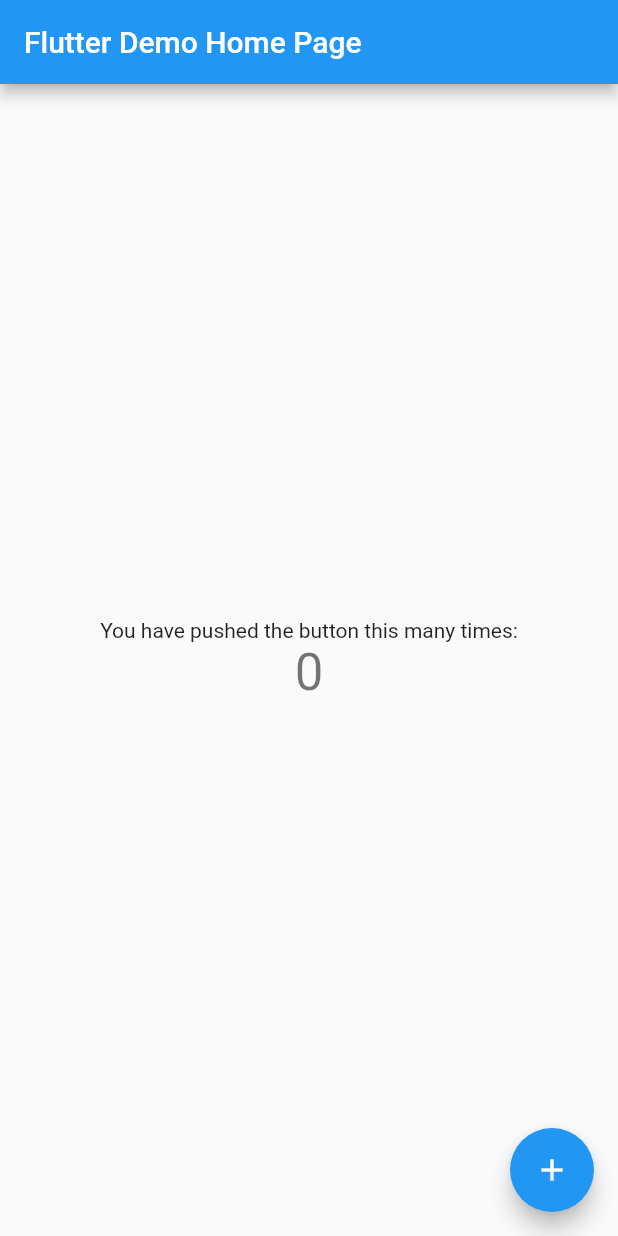
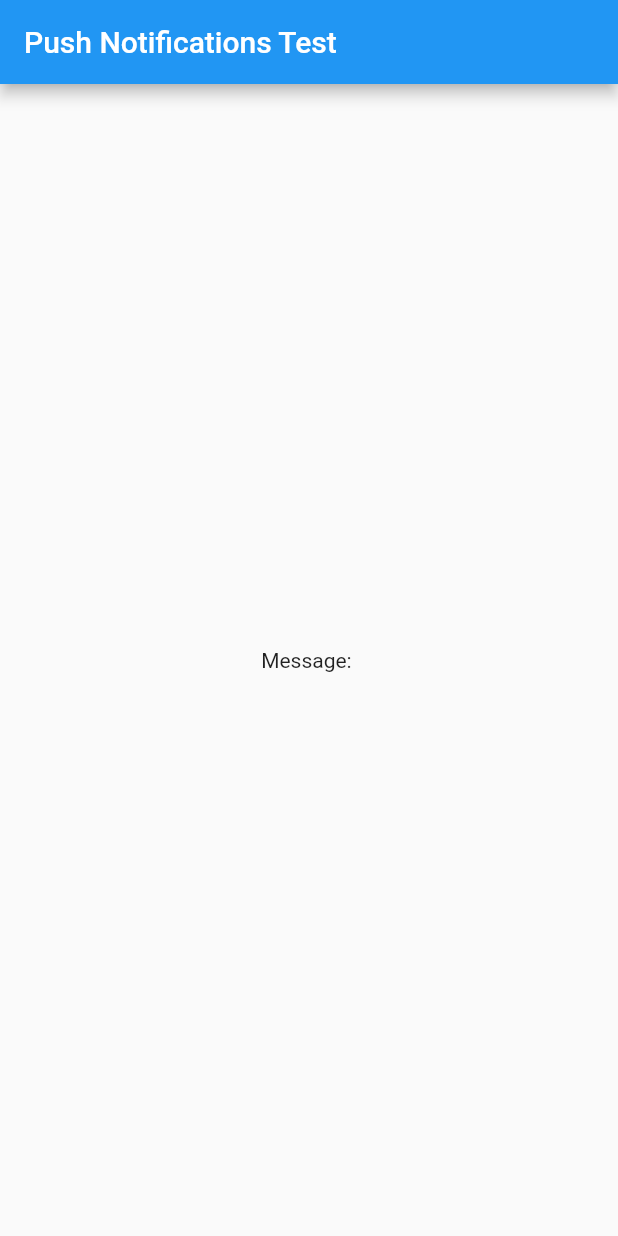
Before and after one commit to DayaneCordeiro/Trabalho_Final_LDDM, a Flutter app: the screen it shows after launch, on a phone screen of 412 x 824 dp. Run offline on Flutter 3.47's test engine with Material 2 defaults, Android fonts, the phone set to English and light mode, and no system bars; our stand-ins replace firebase_messaging; accounts and stored records are empty.

Commit message:
[Lib] Enhancement: Project Structure

```diff
--- a/rest_manager/lib/main.dart
+++ b/rest_manager/lib/main.dart
@@ -1,117 +1,40 @@
+/*
+MIT License
+
+Copyright (c) 2020 Dayane Cordeiro
+
+Permission is hereby granted, free of charge, to any person obtaining a copy
+of this software and associated documentation files (the "Software"), to deal
+in the Software without restriction, including without limitation the rights
+to use, copy, modify, merge, publish, distribute, sublicense, and/or sell
+copies of the Software, and to permit persons to whom the Software is
+furnished to do so, subject to the following conditions:
+
+The above copyright notice and this permission notice shall be included in all
+copies or substantial portions of the Software.
+
+THE SOFTWARE IS PROVIDED "AS IS", WITHOUT WARRANTY OF ANY KIND, EXPRESS OR
+IMPLIED, INCLUDING BUT NOT LIMITED TO THE WARRANTIES OF MERCHANTABILITY,
+FITNESS FOR A PARTICULAR PURPOSE AND NONINFRINGEMENT. IN NO EVENT SHALL THE
+AUTHORS OR COPYRIGHT HOLDERS BE LIABLE FOR ANY CLAIM, DAMAGES OR OTHER
+LIABILITY, WHETHER IN AN ACTION OF CONTRACT, TORT OR OTHERWISE, ARISING FROM,
+OUT OF OR IN CONNECTION WITH THE SOFTWARE OR THE USE OR OTHER DEALINGS IN THE
+SOFTWARE.
+*/
+
 import 'package:flutter/material.dart';
+import 'package:rest_manager/views/home_page.view.dart';
 
 void main() {
   runApp(MyApp());
 }
 
 class MyApp extends StatelessWidget {
-  // This widget is the root of your application.
   @override
   Widget build(BuildContext context) {
     return MaterialApp(
-      title: 'Flutter Demo',
-      theme: ThemeData(
-        // This is the theme of your application.
-        //
-        // Try running your application with "flutter run". You'll see the
-        // application has a blue toolbar. Then, without quitting the app, try
-        // changing the primarySwatch below to Colors.green and then invoke
-        // "hot reload" (press "r" in the console where you ran "flutter run",
-        // or simply save your changes to "hot reload" in a Flutter IDE).
-        // Notice that the counter didn't reset back to zero; the application
-        // is not restarted.
-        primarySwatch: Colors.blue,
-        // This makes the visual density adapt to the platform that you run
-        // the app on. For desktop platforms, the controls will be smaller and
-        // closer together (more dense) than on mobile platforms.
-        visualDensity: VisualDensity.adaptivePlatformDensity,
-      ),
-      home: MyHomePage(title: 'Flutter Demo Home Page'),
+      title: 'Material App',
+      home: HomePage(),
     );
   }
 }
-
-class MyHomePage extends StatefulWidget {
-  MyHomePage({Key key, this.title}) : super(key: key);
-
-  // This widget is the home page of your application. It is stateful, meaning
-  // that it has a State object (defined below) that contains fields that affect
-  // how it looks.
-
-  // This class is the configuration for the state. It holds the values (in this
-  // case the title) provided by the parent (in this case the App widget) and
-  // used by the build method of the State. Fields in a Widget subclass are
-  // always marked "final".
-
-  final String title;
-
-  @override
-  _MyHomePageState createState() => _MyHomePageState();
-}
-
-class _MyHomePageState extends State<MyHomePage> {
-  int _counter = 0;
-
-  void _incrementCounter() {
-    setState(() {
-      // This call to setState tells the Flutter framework that something has
-      // changed in this State, which causes it to rerun the build method below
-      // so that the display can reflect the updated values. If we changed
-      // _counter without calling setState(), then the build method would not be
-      // called again, and so nothing would appear to happen.
-      _counter++;
-    });
-  }
-
-  @override
-  Widget build(BuildContext context) {
-    // This method is rerun every time setState is called, for instance as done
-    // by the _incrementCounter method above.
-    //
-    // The Flutter framework has been optimized to make rerunning build methods
-    // fast, so that you can just rebuild anything that needs updating rather
-    // than having to individually change instances of widgets.
-    return Scaffold(
-      appBar: AppBar(
-        // Here we take the value from the MyHomePage object that was created by
-        // the App.build method, and use it to set our appbar title.
-        title: Text(widget.title),
-      ),
-      body: Center(
-        // Center is a layout widget. It takes a single child and positions it
-        // in the middle of the parent.
-        child: Column(
-          // Column is also a layout widget. It takes a list of children and
-          // arranges them vertically. By default, it sizes itself to fit its
-          // children horizontally, and tries to be as tall as its parent.
-          //
-          // Invoke "debug painting" (press "p" in the console, choose the
-          // "Toggle Debug Paint" action from the Flutter Inspector in Android
-          // Studio, or the "Toggle Debug Paint" command in Visual Studio Code)
-          // to see the wireframe for each widget.
-          //
-          // Column has various properties to control how it sizes itself and
-          // how it positions its children. Here we use mainAxisAlignment to
-          // center the children vertically; the main axis here is the vertical
-          // axis because Columns are vertical (the cross axis would be
-          // horizontal).
-          mainAxisAlignment: MainAxisAlignment.center,
-          children: <Widget>[
-            Text(
-              'You have pushed the button this many times:',
-            ),
-            Text(
-              '$_counter',
-              style: Theme.of(context).textTheme.headline4,
-            ),
-          ],
-        ),
-      ),
-      floatingActionButton: FloatingActionButton(
-        onPressed: _incrementCounter,
-        tooltip: 'Increment',
-        child: Icon(Icons.add),
-      ), // This trailing comma makes auto-formatting nicer for build methods.
-    );
-  }
-}
--- /dev/null
+++ b/rest_manager/lib/views/home_page.view.dart
@@ -0,0 +1,53 @@
+import 'package:firebase_messaging/firebase_messaging.dart';
+import 'package:flutter/material.dart';
+
+class HomePage extends StatefulWidget {
+  HomePage({Key key}) : super(key: key);
+
+  @override
+  _HomePageState createState() => _HomePageState();
+}
+
+class _HomePageState extends State<HomePage> {
+  final FirebaseMessaging _firebaseMessaging = FirebaseMessaging();
+  String _message = '';
+
+  _registerOnFirebase() {
+    _firebaseMessaging.subscribeToTopic('all');
+    _firebaseMessaging.getToken().then((token) => print(token));
+  }
+
+  @override
+  void initState() {
+    _registerOnFirebase();
+    getMessage();
+    super.initState();
+  }
+
+  void getMessage() {
+    _firebaseMessaging.configure(
+        onMessage: (Map<String, dynamic> message) async {
+      print('received message');
+      setState(() => _message = message["notification"]["body"]);
+    }, onResume: (Map<String, dynamic> message) async {
+      print('on resume $message');
+      setState(() => _message = message["notification"]["body"]);
+    }, onLaunch: (Map<String, dynamic> message) async {
+      print('on launch $message');
+      setState(() => _message = message["notification"]["body"]);
+    });
+  }
+
+  @override
+  Widget build(BuildContext context) {
+    return Scaffold(
+      appBar: AppBar(
+        title: Text('Push Notifications Test'),
+      ),
+      body: Container(
+          child: Center(
+        child: Text("Message: $_message"),
+      )),
+    );
+  }
+}
```
